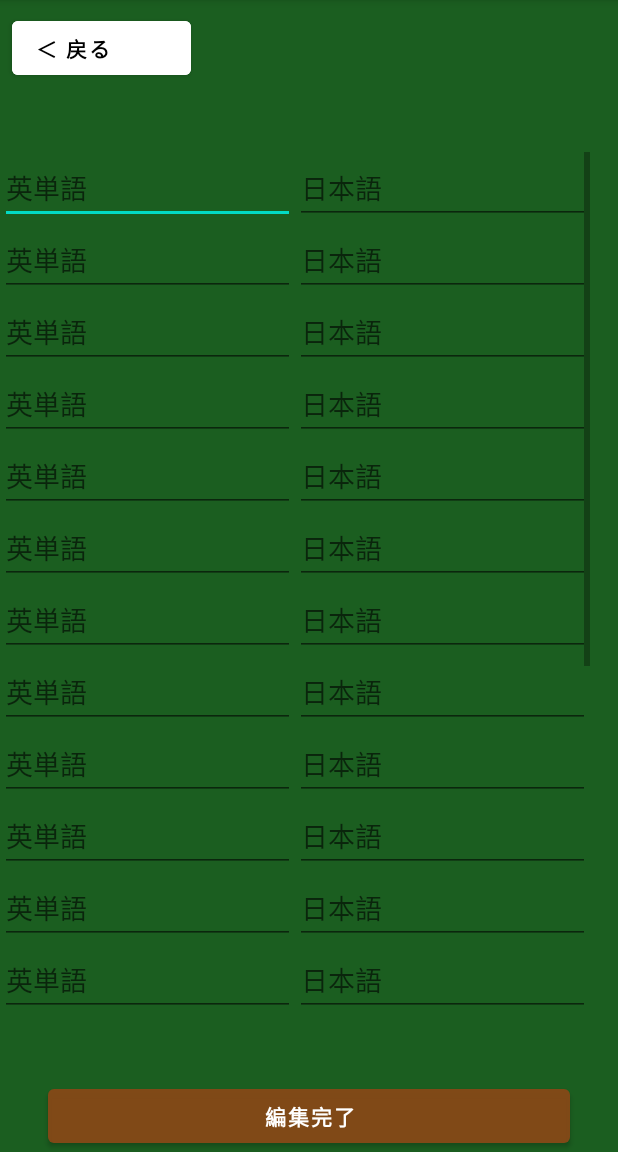
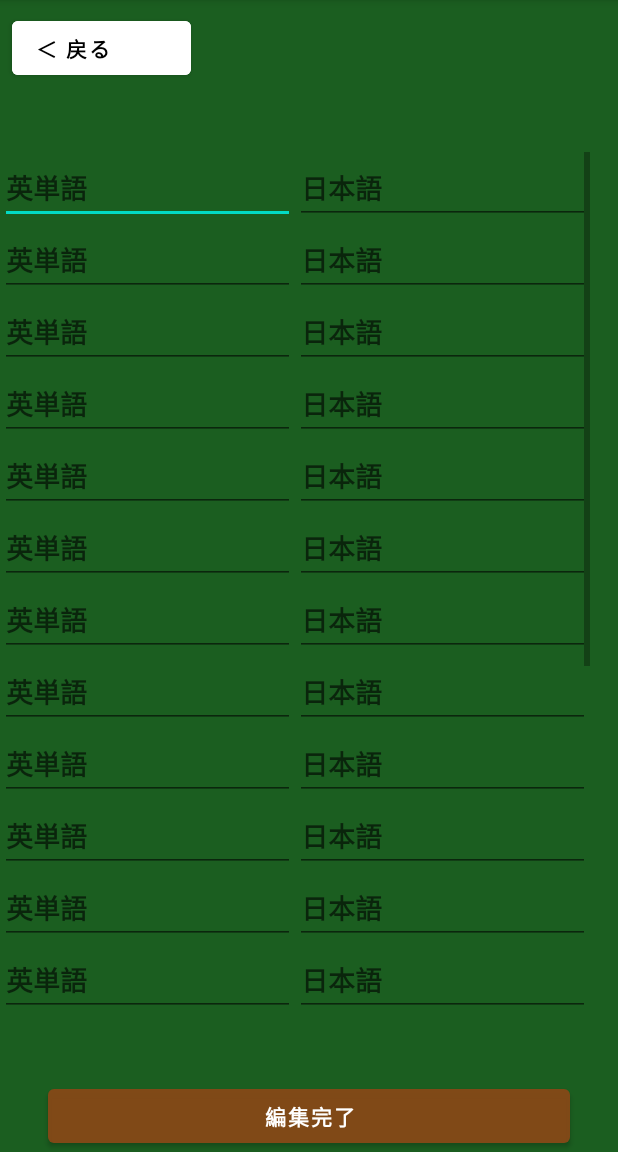
Before and after one commit to s20020/visionTest, an Android app: the Edit screen opened directly, with no data from a screen before it, on a phone screen of 412 x 824 dp, the part 84-1236 px from its top. Run offline under Robolectric (Android 15) with nearby library versions, the phone set to English and light mode, and no system bars; 38 statements that could not run were skipped.

Commit message:
themes.xmlにEditのレイアウトをかけた。 次は、単語帳の遷移、めくり方の工夫をしていく。

```diff
--- a/app/src/main/res/layout/activity_edit.xml
+++ b/app/src/main/res/layout/activity_edit.xml
@@ -37,6 +37,7 @@
                     android:layout_weight="1"
                     android:ems="10"
                     android:hint="@string/english_word"
+                    style="@style/Edit"
                     android:inputType="textPersonName" />
 
                 <EditText
@@ -46,6 +47,7 @@
                     android:layout_weight="1"
                     android:ems="10"
                     android:hint="@string/japanese"
+                    style="@style/Edit"
                     android:inputType="textPersonName" />
             </LinearLayout>
 
@@ -62,6 +64,7 @@
                     android:layout_weight="1"
                     android:ems="10"
                     android:hint="@string/english_word"
+                    style="@style/Edit"
                     android:inputType="textPersonName" />
 
                 <EditText
@@ -71,6 +74,7 @@
                     android:layout_weight="1"
                     android:ems="10"
                     android:hint="@string/japanese"
+                    style="@style/Edit"
                     android:inputType="textPersonName" />
             </LinearLayout>
 
@@ -87,6 +91,7 @@
                     android:layout_weight="1"
                     android:ems="10"
                     android:hint="@string/english_word"
+                    style="@style/Edit"
                     android:inputType="textPersonName" />
 
                 <EditText
@@ -96,6 +101,7 @@
                     android:layout_weight="1"
                     android:ems="10"
                     android:hint="@string/japanese"
+                    style="@style/Edit"
                     android:inputType="textPersonName" />
             </LinearLayout>
 
@@ -112,6 +118,7 @@
                     android:layout_weight="1"
                     android:ems="10"
                     android:hint="@string/english_word"
+                    style="@style/Edit"
                     android:inputType="textPersonName" />
 
                 <EditText
@@ -121,6 +128,7 @@
                     android:layout_weight="1"
                     android:ems="10"
                     android:hint="@string/japanese"
+                    style="@style/Edit"
                     android:inputType="textPersonName" />
             </LinearLayout>
 
@@ -137,6 +145,7 @@
                     android:layout_weight="1"
                     android:ems="10"
                     android:hint="@string/english_word"
+                    style="@style/Edit"
                     android:inputType="textPersonName" />
 
                 <EditText
@@ -146,6 +155,7 @@
                     android:layout_weight="1"
                     android:ems="10"
                     android:hint="@string/japanese"
+                    style="@style/Edit"
                     android:inputType="textPersonName" />
             </LinearLayout>
 
@@ -162,6 +172,7 @@
                     android:layout_weight="1"
                     android:ems="10"
                     android:hint="@string/english_word"
+                    style="@style/Edit"
                     android:inputType="textPersonName" />
 
                 <EditText
@@ -171,6 +182,7 @@
                     android:layout_weight="1"
                     android:ems="10"
                     android:hint="@string/japanese"
+                    style="@style/Edit"
                     android:inputType="textPersonName" />
             </LinearLayout>
 
@@ -187,6 +199,7 @@
                     android:layout_weight="1"
                     android:ems="10"
                     android:hint="@string/english_word"
+                    style="@style/Edit"
                     android:inputType="textPersonName" />
 
                 <EditText
@@ -196,6 +209,7 @@
                     android:layout_weight="1"
                     android:ems="10"
                     android:hint="@string/japanese"
+                    style="@style/Edit"
                     android:inputType="textPersonName" />
             </LinearLayout>
 
@@ -212,6 +226,7 @@
                     android:layout_weight="1"
                     android:ems="10"
                     android:hint="@string/english_word"
+                    style="@style/Edit"
                     android:inputType="textPersonName" />
 
                 <EditText
@@ -221,6 +236,7 @@
                     android:layout_weight="1"
                     android:ems="10"
                     android:hint="@string/japanese"
+                    style="@style/Edit"
                     android:inputType="textPersonName" />
             </LinearLayout>
 
@@ -237,6 +253,7 @@
                     android:layout_weight="1"
                     android:ems="10"
                     android:hint="@string/english_word"
+                    style="@style/Edit"
                     android:inputType="textPersonName" />
 
                 <EditText
@@ -246,6 +263,7 @@
                     android:layout_weight="1"
                     android:ems="10"
                     android:hint="@string/japanese"
+                    style="@style/Edit"
                     android:inputType="textPersonName" />
             </LinearLayout>
 
@@ -262,6 +280,7 @@
                     android:layout_weight="1"
                     android:ems="10"
                     android:hint="@string/english_word"
+                    style="@style/Edit"
                     android:inputType="textPersonName" />
 
                 <EditText
@@ -271,6 +290,7 @@
                     android:layout_weight="1"
                     android:ems="10"
                     android:hint="@string/japanese"
+                    style="@style/Edit"
                     android:inputType="textPersonName" />
             </LinearLayout>
 
@@ -287,6 +307,7 @@
                     android:layout_weight="1"
                     android:ems="10"
                     android:hint="@string/english_word"
+                    style="@style/Edit"
                     android:inputType="textPersonName" />
 
                 <EditText
@@ -296,6 +317,7 @@
                     android:layout_weight="1"
                     android:ems="10"
                     android:hint="@string/japanese"
+                    style="@style/Edit"
                     android:inputType="textPersonName" />
             </LinearLayout>
 
@@ -312,6 +334,7 @@
                     android:layout_weight="1"
                     android:ems="10"
                     android:hint="@string/english_word"
+                    style="@style/Edit"
                     android:inputType="textPersonName" />
 
                 <EditText
@@ -321,6 +344,7 @@
                     android:layout_weight="1"
                     android:ems="10"
                     android:hint="@string/japanese"
+                    style="@style/Edit"
                     android:inputType="textPersonName" />
             </LinearLayout>
 
@@ -337,6 +361,7 @@
                     android:layout_weight="1"
                     android:ems="10"
                     android:hint="@string/english_word"
+                    style="@style/Edit"
                     android:inputType="textPersonName" />
 
                 <EditText
@@ -346,6 +371,7 @@
                     android:layout_weight="1"
                     android:ems="10"
                     android:hint="@string/japanese"
+                    style="@style/Edit"
                     android:inputType="textPersonName" />
             </LinearLayout>
 
@@ -362,6 +388,7 @@
                     android:layout_weight="1"
                     android:ems="10"
                     android:hint="@string/english_word"
+                    style="@style/Edit"
                     android:inputType="textPersonName" />
 
                 <EditText
@@ -371,6 +398,7 @@
                     android:layout_weight="1"
                     android:ems="10"
                     android:hint="@string/japanese"
+                    style="@style/Edit"
                     android:inputType="textPersonName" />
             </LinearLayout>
 
@@ -387,6 +415,7 @@
                     android:layout_weight="1"
                     android:ems="10"
                     android:hint="@string/english_word"
+                    style="@style/Edit"
                     android:inputType="textPersonName" />
 
                 <EditText
@@ -396,6 +425,7 @@
                     android:layout_weight="1"
                     android:ems="10"
                     android:hint="@string/japanese"
+                    style="@style/Edit"
                     android:inputType="textPersonName" />
             </LinearLayout>
 
@@ -412,6 +442,7 @@
                     android:layout_weight="1"
                     android:ems="10"
                     android:hint="@string/english_word"
+                    style="@style/Edit"
                     android:inputType="textPersonName" />
 
                 <EditText
@@ -421,6 +452,7 @@
                     android:layout_weight="1"
                     android:ems="10"
                     android:hint="@string/japanese"
+                    style="@style/Edit"
                     android:inputType="textPersonName" />
             </LinearLayout>
 
@@ -437,6 +469,7 @@
                     android:layout_weight="1"
                     android:ems="10"
                     android:hint="@string/english_word"
+                    style="@style/Edit"
                     android:inputType="textPersonName" />
 
                 <EditText
@@ -446,6 +479,7 @@
                     android:layout_weight="1"
                     android:ems="10"
                     android:hint="@string/japanese"
+                    style="@style/Edit"
                     android:inputType="textPersonName" />
             </LinearLayout>
 
@@ -462,6 +496,7 @@
                     android:layout_weight="1"
                     android:ems="10"
                     android:hint="@string/english_word"
+                    style="@style/Edit"
                     android:inputType="textPersonName" />
 
                 <EditText
@@ -471,6 +506,7 @@
                     android:layout_weight="1"
                     android:ems="10"
                     android:hint="@string/japanese"
+                    style="@style/Edit"
                     android:inputType="textPersonName" />
             </LinearLayout>
 
@@ -487,6 +523,7 @@
                     android:layout_weight="1"
                     android:ems="10"
                     android:hint="@string/english_word"
+                    style="@style/Edit"
                     android:inputType="textPersonName" />
 
                 <EditText
@@ -496,6 +533,7 @@
                     android:layout_weight="1"
                     android:ems="10"
                     android:hint="@string/japanese"
+                    style="@style/Edit"
                     android:inputType="textPersonName" />
             </LinearLayout>
 
@@ -512,6 +550,7 @@
                     android:layout_weight="1"
                     android:ems="10"
                     android:hint="@string/english_word"
+                    style="@style/Edit"
                     android:inputType="textPersonName" />
 
                 <EditText
@@ -521,6 +560,7 @@
                     android:layout_weight="1"
                     android:ems="10"
                     android:hint="@string/japanese"
+                    style="@style/Edit"
                     android:inputType="textPersonName" />
             </LinearLayout>
 
--- a/app/src/main/res/values/themes.xml
+++ b/app/src/main/res/values/themes.xml
@@ -13,4 +13,9 @@
         <item name="android:statusBarColor" tools:targetApi="l">?attr/colorPrimaryVariant</item>
         <!-- Customize your theme here. -->
     </style>
+
+    <style name="Edit">
+        <item name="android:textColor">@color/white</item>
+        <item name="android:textStyle">bold</item>
+    </style>
 </resources>
```
Also changed, not shown: app/src/main/res/layout/activity_my_create.xml (+40 -1 lines).
